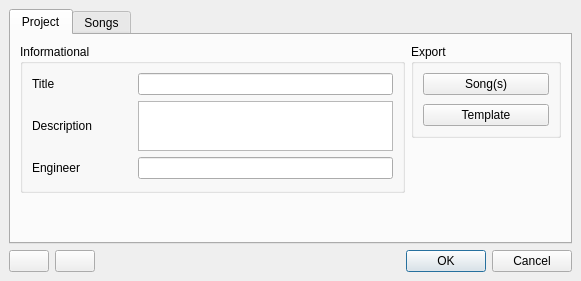
Old version of the form src/traverso/ui/ProjectManagerDialog.ui in the repository ErwanLegrand/Traverso-DAW.
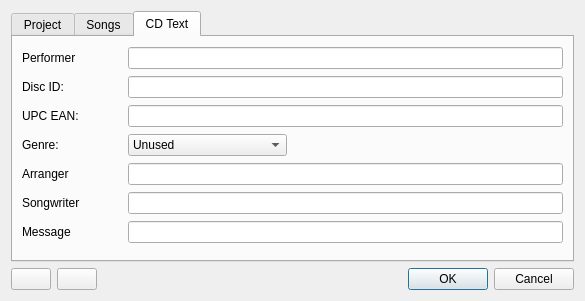
New version of the form.

```diff
--- a/src/traverso/ui/ProjectManagerDialog.ui
+++ b/src/traverso/ui/ProjectManagerDialog.ui
@@ -6,7 +6,7 @@
     <x>0</x>
     <y>0</y>
     <width>581</width>
-    <height>281</height>
+    <height>301</height>
    </rect>
   </property>
   <property name="maximumSize" >
@@ -19,40 +19,22 @@
    <string>Dialog</string>
   </property>
   <layout class="QVBoxLayout" >
-   <property name="margin" >
-    <number>9</number>
-   </property>
-   <property name="spacing" >
-    <number>6</number>
-   </property>
    <item>
     <widget class="QTabWidget" name="tabWidget" >
      <property name="currentIndex" >
-      <number>0</number>
+      <number>2</number>
      </property>
      <widget class="QWidget" name="tab_4" >
       <attribute name="title" >
        <string>Project</string>
       </attribute>
       <layout class="QGridLayout" >
-       <property name="margin" >
-        <number>9</number>
-       </property>
-       <property name="spacing" >
-        <number>6</number>
-       </property>
        <item rowspan="2" row="0" column="0" >
         <widget class="QGroupBox" name="groupBox_3" >
          <property name="title" >
           <string>Informational</string>
          </property>
          <layout class="QVBoxLayout" >
-          <property name="margin" >
-           <number>9</number>
-          </property>
-          <property name="spacing" >
-           <number>6</number>
-          </property>
           <item>
            <layout class="QHBoxLayout" >
             <property name="margin" >
@@ -141,22 +123,6 @@
          </layout>
         </widget>
        </item>
-       <item row="2" column="0" >
-        <spacer>
-         <property name="orientation" >
-          <enum>Qt::Vertical</enum>
-         </property>
-         <property name="sizeType" >
-          <enum>QSizePolicy::Maximum</enum>
-         </property>
-         <property name="sizeHint" >
-          <size>
-           <width>20</width>
-           <height>40</height>
-          </size>
-         </property>
-        </spacer>
-       </item>
        <item row="0" column="1" >
         <widget class="QGroupBox" name="groupBox" >
          <property name="minimumSize" >
@@ -205,6 +171,22 @@
          </property>
         </spacer>
        </item>
+       <item row="2" column="0" >
+        <spacer>
+         <property name="orientation" >
+          <enum>Qt::Vertical</enum>
+         </property>
+         <property name="sizeType" >
+          <enum>QSizePolicy::Maximum</enum>
+         </property>
+         <property name="sizeHint" >
+          <size>
+           <width>385</width>
+           <height>20</height>
+          </size>
+         </property>
+        </spacer>
+       </item>
       </layout>
      </widget>
      <widget class="QWidget" name="tab" >
@@ -361,13 +343,265 @@
        </item>
       </layout>
      </widget>
+     <widget class="QWidget" name="cdtext" >
+      <attribute name="title" >
+       <string>CD Text</string>
+      </attribute>
+      <layout class="QGridLayout" >
+       <item row="0" column="0" >
+        <widget class="QLabel" name="label_7" >
+         <property name="minimumSize" >
+          <size>
+           <width>100</width>
+           <height>0</height>
+          </size>
+         </property>
+         <property name="text" >
+          <string>Performer</string>
+         </property>
+        </widget>
+       </item>
+       <item row="0" column="1" colspan="2" >
+        <widget class="QLineEdit" name="lineEditPerformer" />
+       </item>
+       <item row="1" column="0" >
+        <widget class="QLabel" name="label_4" >
+         <property name="minimumSize" >
+          <size>
+           <width>100</width>
+           <height>0</height>
+          </size>
+         </property>
+         <property name="text" >
+          <string>Disc ID:</string>
+         </property>
+        </widget>
+       </item>
+       <item row="1" column="1" colspan="2" >
+        <widget class="QLineEdit" name="lineEditId" />
+       </item>
+       <item row="2" column="0" >
+        <widget class="QLabel" name="label_6" >
+         <property name="minimumSize" >
+          <size>
+           <width>100</width>
+           <height>0</height>
+          </size>
+         </property>
+         <property name="text" >
+          <string>UPC EAN:</string>
+         </property>
+        </widget>
+       </item>
+       <item row="2" column="1" colspan="2" >
+        <widget class="QLineEdit" name="lineEditUPC" />
+       </item>
+       <item row="3" column="0" >
+        <widget class="QLabel" name="label_5" >
+         <property name="minimumSize" >
+          <size>
+           <width>100</width>
+           <height>0</height>
+          </size>
+         </property>
+         <property name="text" >
+          <string>Genre:</string>
+         </property>
+        </widget>
+       </item>
+       <item row="3" column="1" >
+        <widget class="QComboBox" name="comboBoxGenre" >
+         <item>
+          <property name="text" >
+           <string>Unused</string>
+          </property>
+         </item>
+         <item>
+          <property name="text" >
+           <string>Undefined</string>
+          </property>
+         </item>
+         <item>
+          <property name="text" >
+           <string>Adult Contemporary</string>
+          </property>
+         </item>
+         <item>
+          <property name="text" >
+           <string>Alternative Rock</string>
+          </property>
+         </item>
+         <item>
+          <property name="text" >
+           <string>Childrens</string>
+          </property>
+         </item>
+         <item>
+          <property name="text" >
+           <string>Classical</string>
+          </property>
+         </item>
+         <item>
+          <property name="text" >
+           <string>Contemporary Christian</string>
+          </property>
+         </item>
+         <item>
+          <property name="text" >
+           <string>Country</string>
+          </property>
+         </item>
+         <item>
+          <property name="text" >
+           <string>Dance</string>
+          </property>
+         </item>
+         <item>
+          <property name="text" >
+           <string>Easy Listening</string>
+          </property>
+         </item>
+         <item>
+          <property name="text" >
+           <string>Erotic</string>
+          </property>
+         </item>
+         <item>
+          <property name="text" >
+           <string>Folk</string>
+          </property>
+         </item>
+         <item>
+          <property name="text" >
+           <string>Gospel</string>
+          </property>
+         </item>
+         <item>
+          <property name="text" >
+           <string>Hip Hop</string>
+          </property>
+         </item>
+         <item>
+          <property name="text" >
+           <string>Jazz</string>
+          </property>
+         </item>
+         <item>
+          <property name="text" >
+           <string>Latin</string>
+          </property>
+         </item>
+         <item>
+          <property name="text" >
+           <string>Musical</string>
+          </property>
+         </item>
+         <item>
+          <property name="text" >
+           <string>New Age</string>
+          </property>
+         </item>
+         <item>
+          <property name="text" >
+           <string>Opera</string>
+          </property>
+         </item>
+         <item>
+          <property name="text" >
+           <string>Operette</string>
+          </property>
+         </item>
+         <item>
+          <property name="text" >
+           <string>Pop Music</string>
+          </property>
+         </item>
+         <item>
+          <property name="text" >
+           <string>Rap</string>
+          </property>
+         </item>
+         <item>
+          <property name="text" >
+           <string>Reggae</string>
+          </property>
+         </item>
+         <item>
+          <property name="text" >
+           <string>Rock Music</string>
+          </property>
+         </item>
+         <item>
+          <property name="text" >
+           <string>Rhythm and Blues</string>
+          </property>
+         </item>
+         <item>
+          <property name="text" >
+           <string>Sound Effects</string>
+          </property>
+         </item>
+         <item>
+          <property name="text" >
+           <string>Spoken Word</string>
+          </property>
+         </item>
+         <item>
+          <property name="text" >
+           <string>World Music</string>
+          </property>
+         </item>
+        </widget>
+       </item>
+       <item row="3" column="2" >
+        <spacer>
+         <property name="orientation" >
+          <enum>Qt::Horizontal</enum>
+         </property>
+         <property name="sizeHint" >
+          <size>
+           <width>40</width>
+           <height>20</height>
+          </size>
+         </property>
+        </spacer>
+       </item>
+       <item row="4" column="0" >
+        <widget class="QLabel" name="label_8" >
+         <property name="text" >
+          <string>Arranger</string>
+         </property>
+        </widget>
+       </item>
+       <item row="4" column="1" colspan="2" >
+        <widget class="QLineEdit" name="lineEditArranger" />
+       </item>
+       <item row="5" column="0" >
+        <widget class="QLabel" name="label_9" >
+         <property name="text" >
+          <string>Songwriter</string>
+         </property>
+        </widget>
+       </item>
+       <item row="5" column="1" colspan="2" >
+        <widget class="QLineEdit" name="lineEditSongwriter" />
+       </item>
+       <item row="6" column="0" >
+        <widget class="QLabel" name="label_10" >
+         <property name="text" >
+          <string>Message</string>
+         </property>
+        </widget>
+       </item>
+       <item row="6" column="1" colspan="2" >
+        <widget class="QLineEdit" name="lineEditMessage" />
+       </item>
+      </layout>
+     </widget>
     </widget>
    </item>
    <item>
     <layout class="QHBoxLayout" >
-     <property name="margin" >
-      <number>0</number>
-     </property>
      <property name="spacing" >
       <number>6</number>
      </property>
@@ -379,6 +613,18 @@
        <property name="spacing" >
         <number>6</number>
        </property>
+       <property name="leftMargin" >
+        <number>0</number>
+       </property>
+       <property name="topMargin" >
+        <number>0</number>
+       </property>
+       <property name="rightMargin" >
+        <number>0</number>
+       </property>
+       <property name="bottomMargin" >
+        <number>0</number>
+       </property>
        <item>
         <widget class="QPushButton" name="undoButton" >
          <property name="maximumSize" >
```
Left out of the diff: 190 changed lines with no effect on the pictures.
